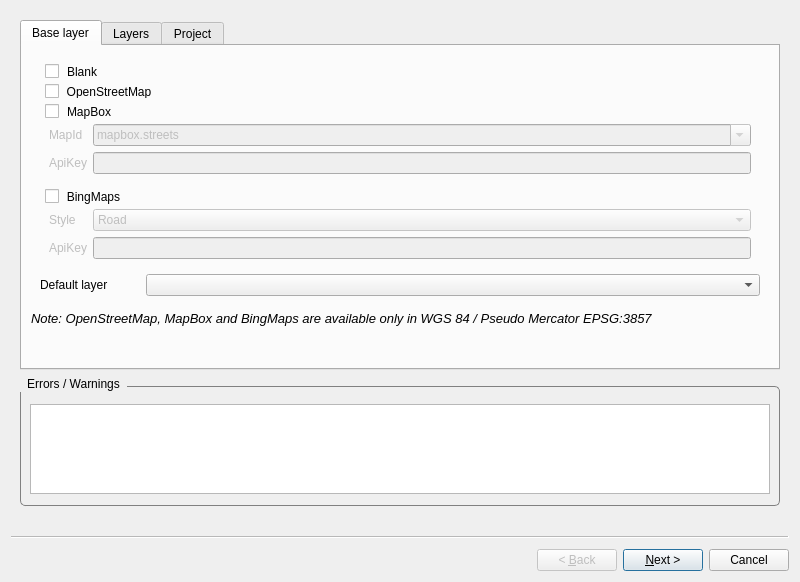
Qt form publish_dialog.ui (NapkinGIS/NapkinGIS-QGIS-plugin) before a commit.
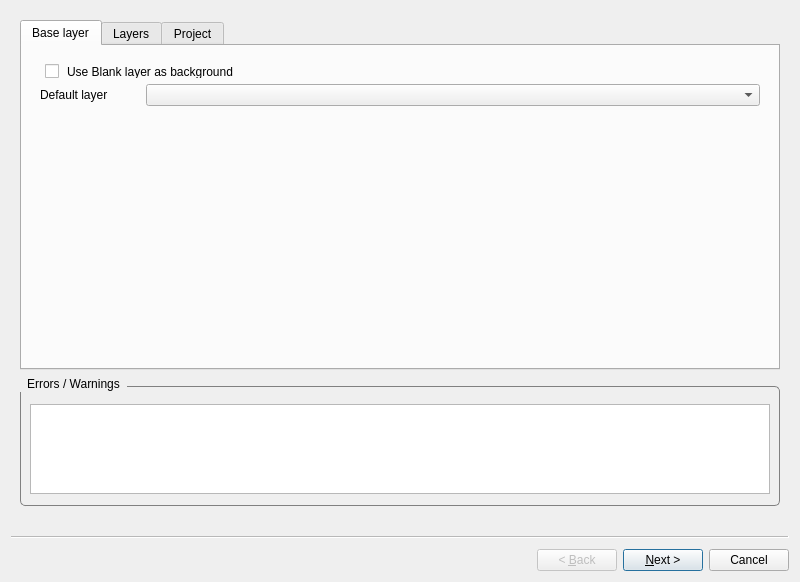
The same form after that commit.

```diff
--- a/publish_dialog.ui
+++ b/publish_dialog.ui
@@ -66,7 +66,7 @@
            </font>
           </property>
           <property name="text">
-           <string>&lt;html&gt;&lt;head/&gt;&lt;body&gt;&lt;p&gt;&lt;span style=&quot; font-size:10pt;&quot;&gt;Note: OpenStreetMap, MapBox and BingMaps are available only in WGS 84 / Pseudo Mercator EPSG:3857&lt;/span&gt;&lt;/p&gt;&lt;/body&gt;&lt;/html&gt;</string>
+           <string>&lt;html&gt;&lt;head/&gt;&lt;body&gt;&lt;p&gt;&lt;/br&gt;&lt;/p&gt;&lt;/body&gt;&lt;/html&gt;</string>
           </property>
          </widget>
         </item>
@@ -112,7 +112,7 @@
            <item>
             <widget class="QGroupBox" name="blank">
              <property name="title">
-              <string>Blank</string>
+              <string>Use Blank layer as background</string>
              </property>
              <property name="checkable">
               <bool>true</bool>
@@ -122,256 +122,6 @@
              </property>
             </widget>
            </item>
-           <item>
-            <widget class="QGroupBox" name="osm">
-             <property name="title">
-              <string>OpenStreetMap</string>
-             </property>
-             <property name="checkable">
-              <bool>true</bool>
-             </property>
-             <property name="checked">
-              <bool>false</bool>
-             </property>
-            </widget>
-           </item>
-           <item>
-            <widget class="QGroupBox" name="mapbox">
-             <property name="sizePolicy">
-              <sizepolicy hsizetype="Preferred" vsizetype="Preferred">
-               <horstretch>0</horstretch>
-               <verstretch>0</verstretch>
-              </sizepolicy>
-             </property>
-             <property name="minimumSize">
-              <size>
-               <width>0</width>
-               <height>0</height>
-              </size>
-             </property>
-             <property name="title">
-              <string>MapBox</string>
-             </property>
-             <property name="checkable">
-              <bool>true</bool>
-             </property>
-             <property name="checked">
-              <bool>false</bool>
-             </property>
-             <layout class="QGridLayout" name="gridLayout_mapbox">
-              <property name="topMargin">
-               <number>20</number>
-              </property>
-              <property name="bottomMargin">
-               <number>9</number>
-              </property>
-              <item row="0" column="0">
-               <widget class="QLabel" name="label_mapbox_mapid">
-                <property name="text">
-                 <string>MapId</string>
-                </property>
-               </widget>
-              </item>
-              <item row="1" column="0">
-               <widget class="QLabel" name="label_mapbox_apikey">
-                <property name="text">
-                 <string>ApiKey</string>
-                </property>
-               </widget>
-              </item>
-              <item row="1" column="1">
-               <widget class="QLineEdit" name="mapbox_apikey">
-                <property name="enabled">
-                 <bool>false</bool>
-                </property>
-                <property name="sizePolicy">
-                 <sizepolicy hsizetype="Expanding" vsizetype="Preferred">
-                  <horstretch>0</horstretch>
-                  <verstretch>0</verstretch>
-                 </sizepolicy>
-                </property>
-                <property name="text">
-                 <string/>
-                </property>
-               </widget>
-              </item>
-              <item row="0" column="1">
-               <widget class="QComboBox" name="mapbox_mapid">
-                <property name="enabled">
-                 <bool>false</bool>
-                </property>
-                <property name="sizePolicy">
-                 <sizepolicy hsizetype="Preferred" vsizetype="Preferred">
-                  <horstretch>0</horstretch>
-                  <verstretch>0</verstretch>
-                 </sizepolicy>
-                </property>
-                <property name="editable">
-                 <bool>true</bool>
-                </property>
-                <item>
-                 <property name="text">
-                  <string>mapbox.streets</string>
-                 </property>
-                </item>
-                <item>
-                 <property name="text">
-                  <string>mapbox.light</string>
-                 </property>
-                </item>
-                <item>
-                 <property name="text">
-                  <string>mapbox.dark</string>
-                 </property>
-                </item>
-                <item>
-                 <property name="text">
-                  <string>mapbox.satellite</string>
-                 </property>
-                </item>
-                <item>
-                 <property name="text">
-                  <string>mapbox.streets-satellite</string>
-                 </property>
-                </item>
-                <item>
-                 <property name="text">
-                  <string>mapbox.wheatpaste</string>
-                 </property>
-                </item>
-                <item>
-                 <property name="text">
-                  <string>mapbox.streets-basic</string>
-                 </property>
-                </item>
-                <item>
-                 <property name="text">
-                  <string>mapbox.comic</string>
-                 </property>
-                </item>
-                <item>
-                 <property name="text">
-                  <string>mapbox.outdoors</string>
-                 </property>
-                </item>
-                <item>
-                 <property name="text">
-                  <string>mapbox.run-bike-hike</string>
-                 </property>
-                </item>
-                <item>
-                 <property name="text">
-                  <string>mapbox.pencil</string>
-                 </property>
-                </item>
-                <item>
-                 <property name="text">
-                  <string>mapbox.pirates</string>
-                 </property>
-                </item>
-                <item>
-                 <property name="text">
-                  <string>mapbox.emerald</string>
-                 </property>
-                </item>
-                <item>
-                 <property name="text">
-                  <string>mapbox.high-contrast</string>
-                 </property>
-                </item>
-               </widget>
-              </item>
-             </layout>
-            </widget>
-           </item>
-           <item>
-            <widget class="QGroupBox" name="bing">
-             <property name="sizePolicy">
-              <sizepolicy hsizetype="Preferred" vsizetype="Expanding">
-               <horstretch>0</horstretch>
-               <verstretch>3</verstretch>
-              </sizepolicy>
-             </property>
-             <property name="minimumSize">
-              <size>
-               <width>0</width>
-               <height>0</height>
-              </size>
-             </property>
-             <property name="title">
-              <string>BingMaps</string>
-             </property>
-             <property name="checkable">
-              <bool>true</bool>
-             </property>
-             <property name="checked">
-              <bool>false</bool>
-             </property>
-             <layout class="QGridLayout" name="gridLayout_bing">
-              <property name="topMargin">
-               <number>20</number>
-              </property>
-              <property name="verticalSpacing">
-               <number>6</number>
-              </property>
-              <item row="0" column="0">
-               <widget class="QLabel" name="label_bing_style">
-                <property name="text">
-                 <string>Style</string>
-                </property>
-               </widget>
-              </item>
-              <item row="0" column="1">
-               <widget class="QComboBox" name="bing_style">
-                <property name="enabled">
-                 <bool>false</bool>
-                </property>
-                <property name="sizePolicy">
-                 <sizepolicy hsizetype="Preferred" vsizetype="Preferred">
-                  <horstretch>0</horstretch>
-                  <verstretch>0</verstretch>
-                 </sizepolicy>
-                </property>
-                <item>
-                 <property name="text">
-                  <string>Road</string>
-                 </property>
-                </item>
-                <item>
-                 <property name="text">
-                  <string>Aerial</string>
-                 </property>
-                </item>
-                <item>
-                 <property name="text">
-                  <string>Aerial with Labels</string>
-                 </property>
-                </item>
-               </widget>
-              </item>
-              <item row="1" column="0">
-               <widget class="QLabel" name="label_bingmap_apikey">
-                <property name="text">
-                 <string>ApiKey</string>
-                </property>
-               </widget>
-              </item>
-              <item row="1" column="1">
-               <widget class="QLineEdit" name="bing_apikey">
-                <property name="enabled">
-                 <bool>false</bool>
-                </property>
-                <property name="sizePolicy">
-                 <sizepolicy hsizetype="Expanding" vsizetype="Preferred">
-                  <horstretch>0</horstretch>
-                  <verstretch>0</verstretch>
-                 </sizepolicy>
-                </property>
-               </widget>
-              </item>
-             </layout>
-            </widget>
-           </item>
            <item>
             <layout class="QGridLayout" name="gridLayout_default" columnstretch="0,0">
              <item row="0" column="1">
```
Left out of the diff: 2 changed lines with no effect on the pictures.
